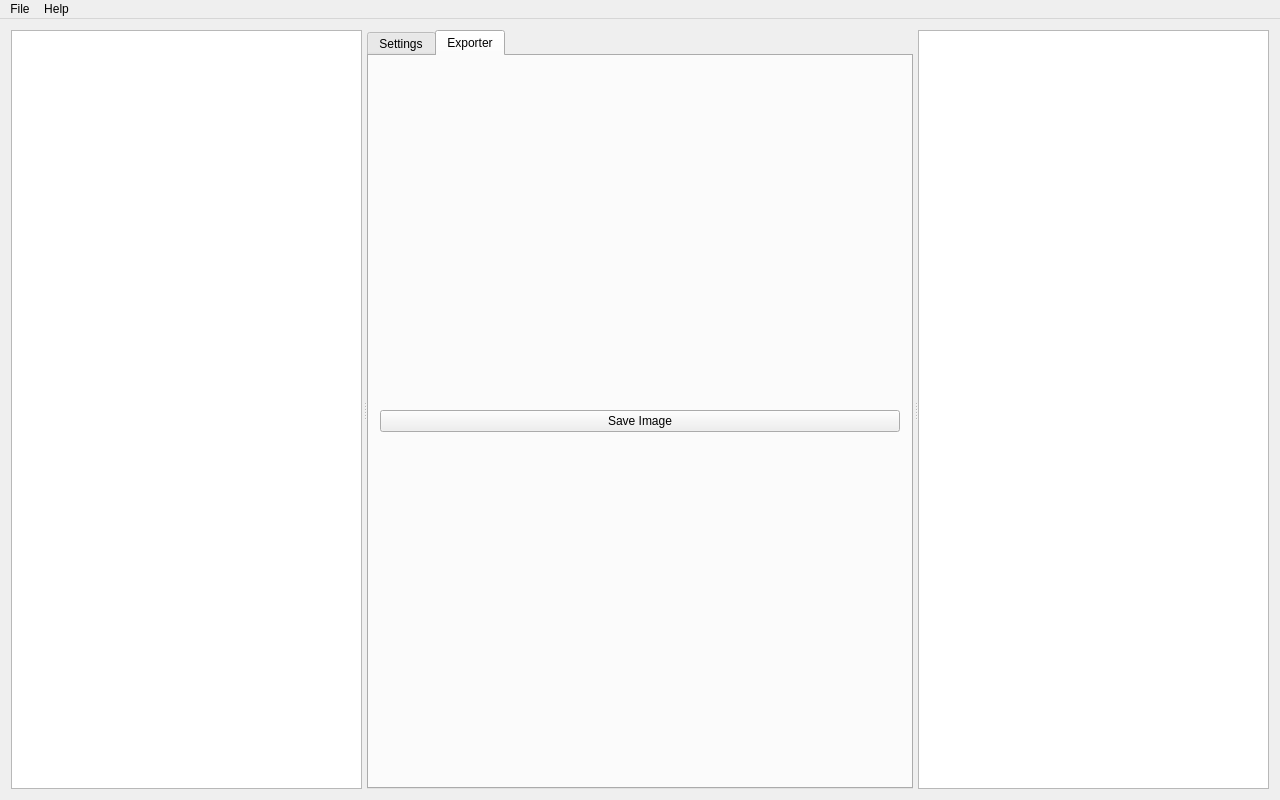
Before: the Qt Designer form Geometrize/dialog/imagejobwindow.ui in Tw1ddle/geometrize, drawn with Qt 5.
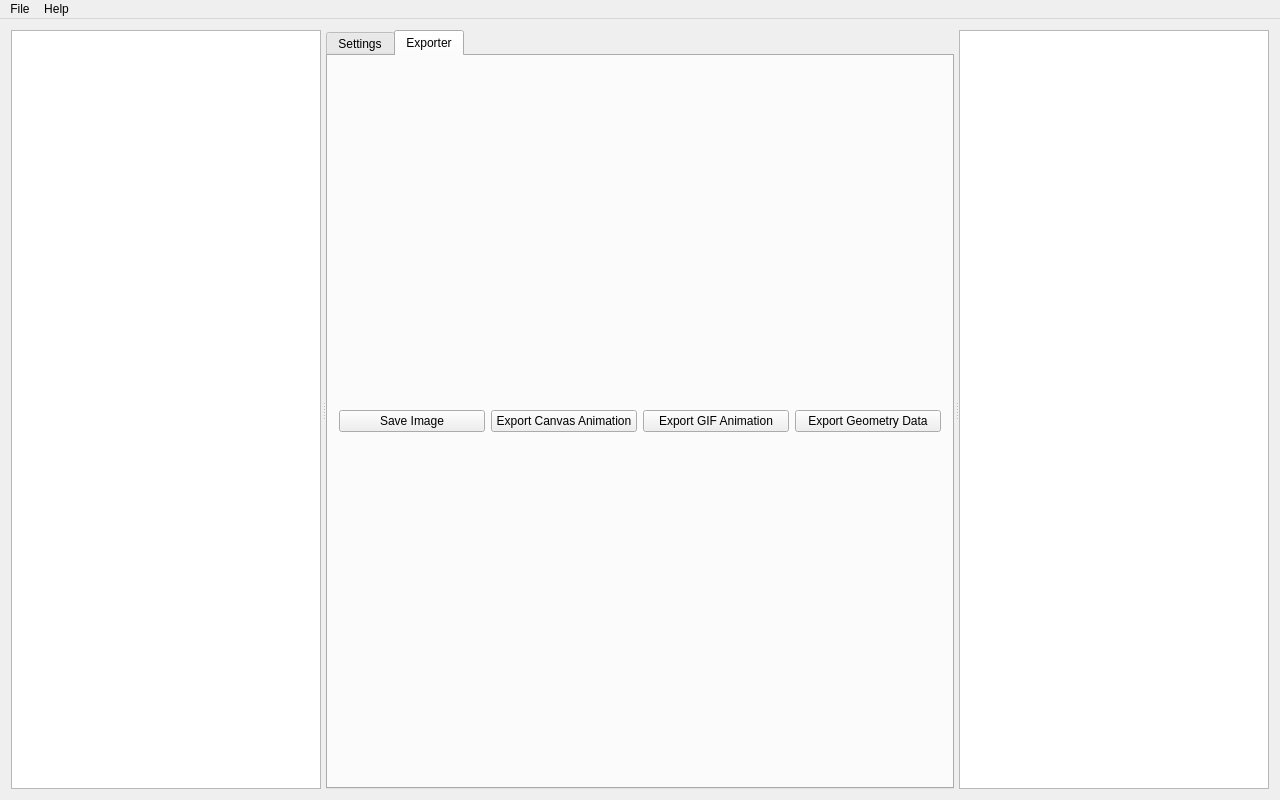
After: the same form once the commit is applied. The open tabs and pages were chosen to show the change.

```diff
--- a/Geometrize/dialog/imagejobwindow.ui
+++ b/Geometrize/dialog/imagejobwindow.ui
@@ -279,6 +279,27 @@
              </property>
             </widget>
            </item>
+           <item>
+            <widget class="QPushButton" name="pushButton_8">
+             <property name="text">
+              <string>Export Canvas Animation</string>
+             </property>
+            </widget>
+           </item>
+           <item>
+            <widget class="QPushButton" name="pushButton_6">
+             <property name="text">
+              <string>Export GIF Animation</string>
+             </property>
+            </widget>
+           </item>
+           <item>
+            <widget class="QPushButton" name="pushButton_7">
+             <property name="text">
+              <string>Export Geometry Data</string>
+             </property>
+            </widget>
+           </item>
           </layout>
          </item>
         </layout>
```
Left out of the diff: 22 changed lines with no effect on the pictures.
